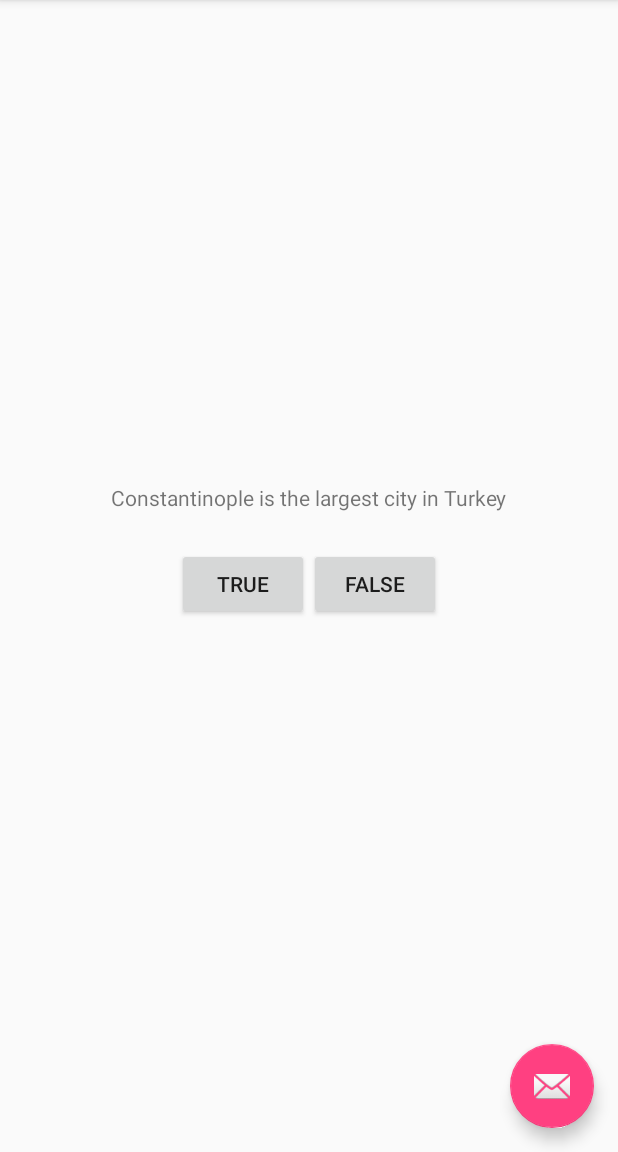
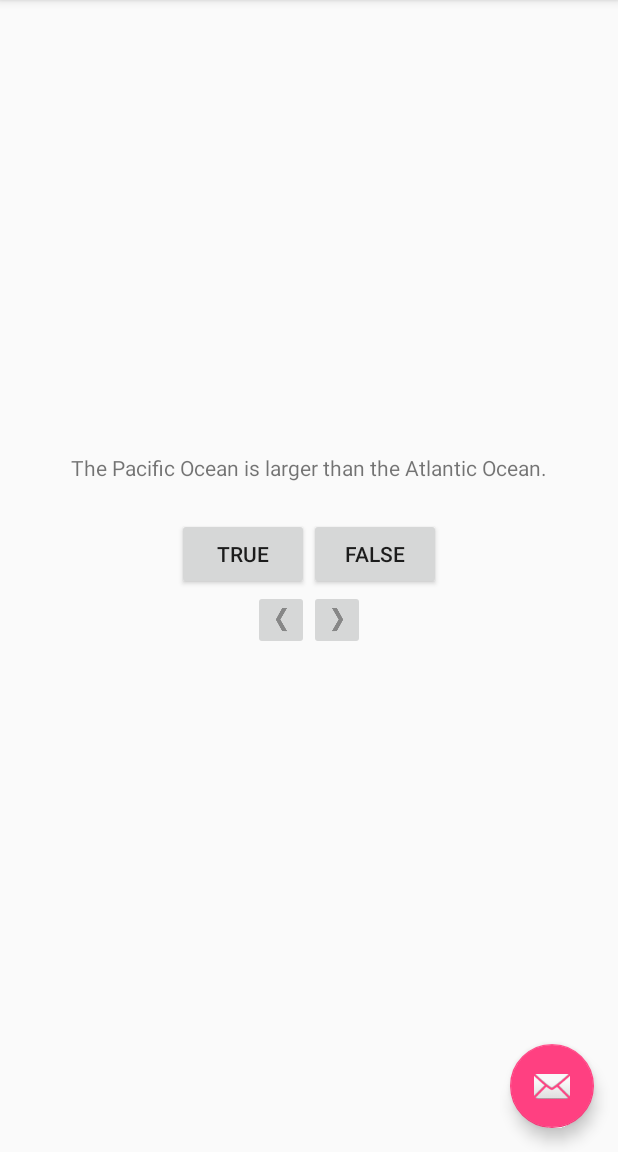
Before and after one commit to groverevorg/GeoQuiz, an Android app: the screen it shows after launch (QuizActivity), on a phone screen of 412 x 824 dp, the part 84-1236 px from its top. Run offline under Robolectric (Android 15) with nearby library versions, the phone set to English and light mode, and no system bars.

Commit message:
challenges completed

```diff
--- a/app/src/main/java/com/bignerdranch/android/geoquiz/Question.java
+++ b/app/src/main/java/com/bignerdranch/android/geoquiz/Question.java
@@ -4,4 +4,28 @@ package com.bignerdranch.android.geoquiz;
  * Created by grove on 10/31/2015.
  */
 public class Question {
+    private int mTextResId;
+    private boolean mAnswerTrue;
+
+    public Question(int textResId, boolean answerTrue)
+    {
+        mTextResId = textResId;
+        mAnswerTrue = answerTrue;
+    }
+
+    public int getTextResId() {
+        return mTextResId;
+    }
+
+    public void setTextResId(int textResId) {
+        mTextResId = textResId;
+    }
+
+    public boolean isAnswerTrue() {
+        return mAnswerTrue;
+    }
+
+    public void setAnswerTrue(boolean answerTrue) {
+        mAnswerTrue = answerTrue;
+    }
 }
--- a/app/src/main/java/com/bignerdranch/android/geoquiz/QuizActivity.java
+++ b/app/src/main/java/com/bignerdranch/android/geoquiz/QuizActivity.java
@@ -9,22 +9,65 @@ import android.view.View;
 import android.view.Menu;
 import android.view.MenuItem;
 import android.widget.Button;
+import android.widget.ImageButton;
+import android.widget.TextView;
 import android.widget.Toast;
 
 public class QuizActivity extends AppCompatActivity {
 
     private Button mTrueButton;
     private Button mFalseButton;
+    private ImageButton mNextButton;
+    private ImageButton mPrevButton;
+    private TextView mQuestionTextView;
+
+    private Question[] mQuestionBank = new Question[]
+            {
+                    new Question(R.string.question_oceans,true),
+                    new Question(R.string.question_mideast,false),
+                    new Question(R.string.question_africa,false),
+                    new Question(R.string.question_americas,true),
+                    new Question(R.string.question_asia,true)
+            };
+
+    private int mCurrentIndex = 0;
+
+    private void updateQuestion() {
+        int question = mQuestionBank[mCurrentIndex].getTextResId();
+        mQuestionTextView.setText(question);
+    }
+
+    private void checkAnswer(boolean userPressedTrue) {
+        boolean answerIsTrue = mQuestionBank[mCurrentIndex].isAnswerTrue();
+        int messageResId = 0;
+        if (userPressedTrue == answerIsTrue)
+        {
+            messageResId = R.string.correct_toast;
+        } else {
+            messageResId = R.string.incorrect_toast;
+        }
+        Toast.makeText(this,messageResId,Toast.LENGTH_SHORT).show();
+    }
+
     @Override
     protected void onCreate(Bundle savedInstanceState) {
         super.onCreate(savedInstanceState);
         setContentView(R.layout.activity_quiz);
+        mQuestionTextView = (TextView) findViewById(R.id.question_text_view);
+        int question = mQuestionBank[mCurrentIndex].getTextResId();
+        mQuestionTextView.setText(question);
+        mQuestionTextView.setOnClickListener(new View.OnClickListener() {
+            @Override
+            public void onClick(View v) {
+                mCurrentIndex = (mCurrentIndex + 1) % mQuestionBank.length;
+                updateQuestion();
+            }
+        });
         mTrueButton = (Button) findViewById(R.id.true_button);
         mTrueButton.setOnClickListener(new View.OnClickListener() {
                                            @Override
                                            public void onClick(View v) {
-                                               Toast.makeText(QuizActivity.this,R.string.incorrect_toast,
-                                                       Toast.LENGTH_SHORT).show();
+                                               checkAnswer(true);
                                            }
                                        });
 
@@ -34,12 +77,36 @@ public class QuizActivity extends AppCompatActivity {
             @Override
             public void onClick(View v)
             {
-                Toast.makeText(QuizActivity.this,R.string.correct_toast,Toast.LENGTH_SHORT).show();
+                checkAnswer(false);
+            }
+        });
+
+        mNextButton = (ImageButton) findViewById(R.id.next_button);
+        mNextButton.setOnClickListener(new View.OnClickListener()
+        {
+            @Override
+            public void onClick(View v)
+            {
+                mCurrentIndex = (mCurrentIndex + 1) % mQuestionBank.length;
+                updateQuestion();
+            }
+        });
+
+        mPrevButton = (ImageButton) findViewById(R.id.prev_button);
+        mPrevButton.setOnClickListener(new View.OnClickListener(){
+            @Override
+                                      public void onClick(View v)
+            {
+                if(mCurrentIndex - 1 >= 0)
+                    mCurrentIndex = mCurrentIndex -1;
+                else
+                    mCurrentIndex = mQuestionBank.length - 1;
+                updateQuestion();
             }
         });
 
         Toolbar toolbar = (Toolbar) findViewById(R.id.toolbar);
-
+        updateQuestion();
         setSupportActionBar(toolbar);
 
         FloatingActionButton fab = (FloatingActionButton) findViewById(R.id.fab);
@@ -47,14 +114,14 @@ public class QuizActivity extends AppCompatActivity {
             {
                 @Override
                 public void onClick (View view){
-                Snackbar.make(view, "Replace with your own action", Snackbar.LENGTH_LONG)
+                Snackbar.make(view, "Doesn't Do anything", Snackbar.LENGTH_LONG)
                         .setAction("Action", null).show();
                 }}
 
         );
     }
 
-        @Override
+    @Override
     public boolean onCreateOptionsMenu(Menu menu) {
         // Inflate the menu; this adds items to the action bar if it is present.
         getMenuInflater().inflate(R.menu.menu_main, menu);
--- a/app/src/main/res/layout/content_quiz.xml
+++ b/app/src/main/res/layout/content_quiz.xml
@@ -9,7 +9,7 @@
         android:layout_width="wrap_content"
         android:layout_height="wrap_content"
         android:padding="24dp"
-        android:text="@string/question_text"/>
+        android:id="@+id/question_text_view"/>
 
     <LinearLayout
         android:layout_width="wrap_content"
@@ -28,5 +28,23 @@
             android:layout_height="wrap_content"
             android:text="@string/false_button"/>
     </LinearLayout>
+    <LinearLayout
+        android:layout_width="wrap_content"
+        android:layout_height="wrap_content">
+        android:orientation="horizontal">
 
+
+    <ImageButton
+        android:layout_width="wrap_content"
+        android:layout_height="wrap_content"
+        android:id="@+id/prev_button"
+        android:src="@drawable/arrow_left"
+        android:contentDescription="@string/prev_button_desc"/>
+    <ImageButton
+        android:layout_width="wrap_content"
+        android:layout_height="wrap_content"
+        android:id="@+id/next_button"
+        android:src="@drawable/arrow_right"
+        android:contentDescription="@string/next_button_desc"/>
+    </LinearLayout>
 </LinearLayout>
--- a/app/src/main/res/values/strings.xml
+++ b/app/src/main/res/values/strings.xml
@@ -1,9 +1,17 @@
 <resources>
     <string name="app_name">GeoQuiz</string>
     <string name="action_settings">Settings</string>
-    <string name="question_text">Constantinople is the largest city in Turkey</string>
     <string name="true_button">True</string>
     <string name="false_button">False</string>
     <string name="correct_toast">Correct!</string>
     <string name="incorrect_toast">Incorrect!</string>
+    <string name="next_button">Next</string>
+    <string name="prev_button">Previous</string>
+    <string name="question_oceans">The Pacific Ocean is larger than the Atlantic Ocean.</string>
+    <string name="question_mideast">The Suez Canal connects the Red Sea and the Indian Ocean.</string>
+    <string name="question_africa">The source of the Nile River is in Egypt.</string>
+    <string name="question_americas">The Amazon River is the longest river in the Americas.</string>
+    <string name="question_asia">Lake Baikal is the world\'s oldest and deepest freshwater lake.</string>
+    <string name="prev_button_desc">Previous Question</string>
+    <string name="next_button_desc">Next Question</string>
 </resources>
```
